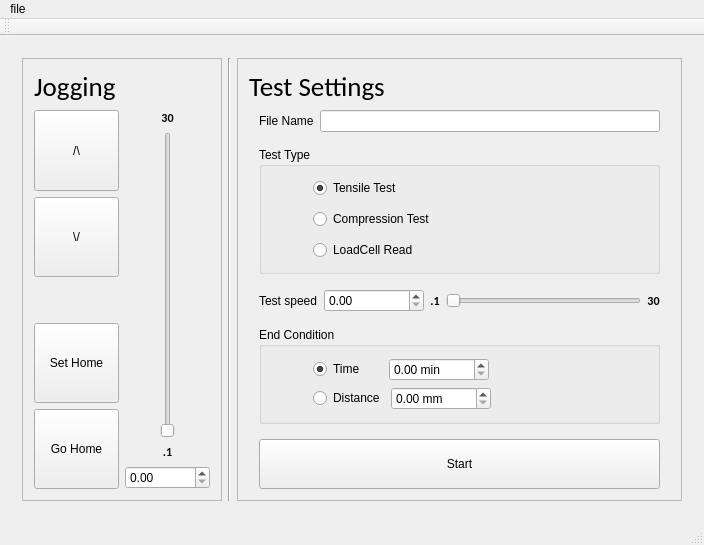
Qt form freeLoader/mainwindow.ui (CreativeMachinesLab/freeLoader) before a commit.
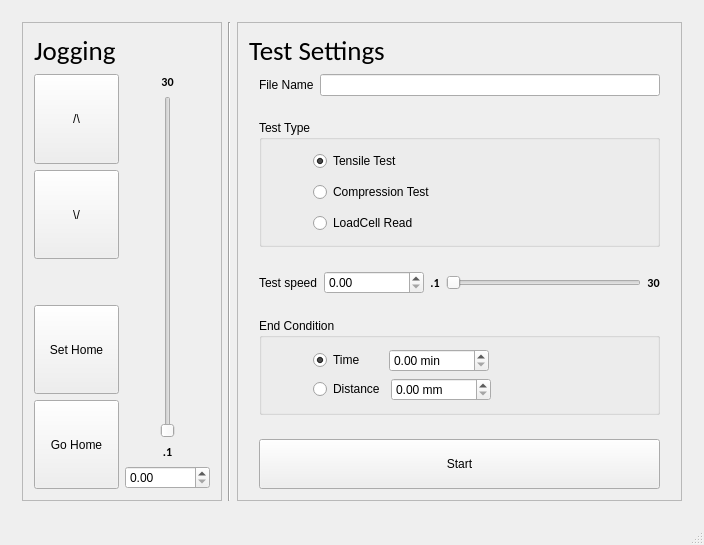
The same form after that commit.

Commit message: removed menu

What changed in the file:
```diff
--- a/freeLoader/mainwindow.ui
+++ b/freeLoader/mainwindow.ui
@@ -891,20 +891,6 @@
      <height>21</height>
     </rect>
    </property>
-   <widget class="QMenu" name="menuFile">
-    <property name="title">
-     <string>file</string>
-    </property>
-   </widget>
-   <addaction name="menuFile"/>
-  </widget>
-  <widget class="QToolBar" name="mainToolBar">
-   <attribute name="toolBarArea">
-    <enum>TopToolBarArea</enum>
-   </attribute>
-   <attribute name="toolBarBreak">
-    <bool>false</bool>
-   </attribute>
   </widget>
   <widget class="QStatusBar" name="statusBar"/>
  </widget>
```
The commit also changes 1 other file.
